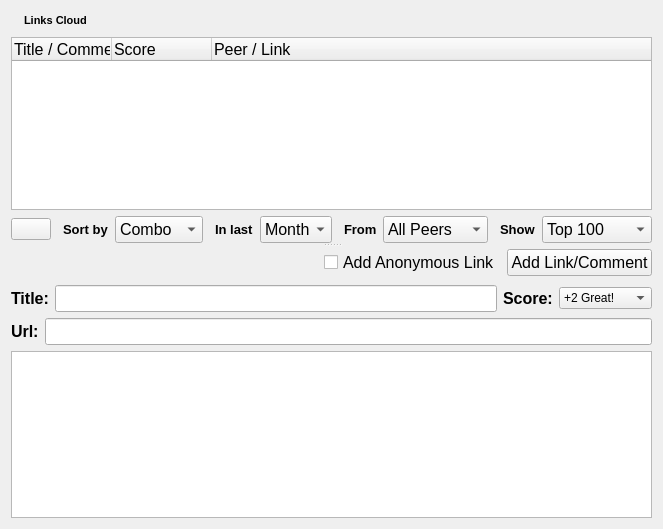
Above: retroshare-gui/src/gui/LinksDialog.ui from RetroShare/RetroShare before the change. Below: the same form after it.
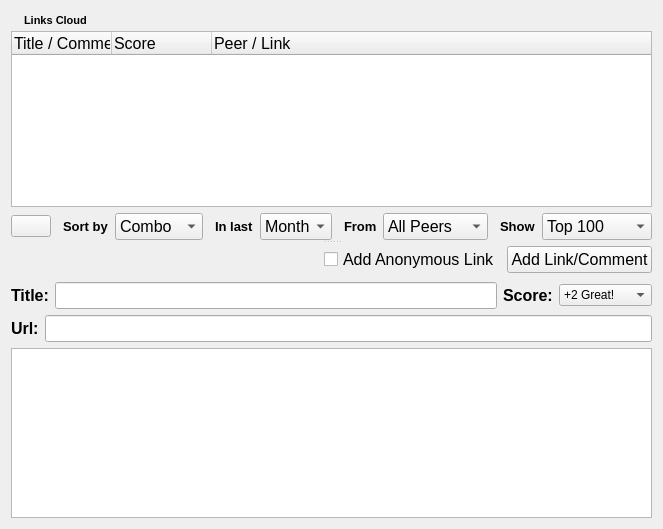
That is the form after the change. Icons and pictures are not drawn.

```diff
--- a/retroshare-gui/src/gui/LinksDialog.ui
+++ b/retroshare-gui/src/gui/LinksDialog.ui
@@ -13,6 +13,12 @@
    <string>Form</string>
   </property>
   <layout class="QGridLayout" >
+   <property name="horizontalSpacing" >
+    <number>6</number>
+   </property>
+   <property name="verticalSpacing" >
+    <number>0</number>
+   </property>
    <item row="0" column="0" >
     <widget class="QLabel" name="linksiconlabel" >
      <property name="text" >
```
